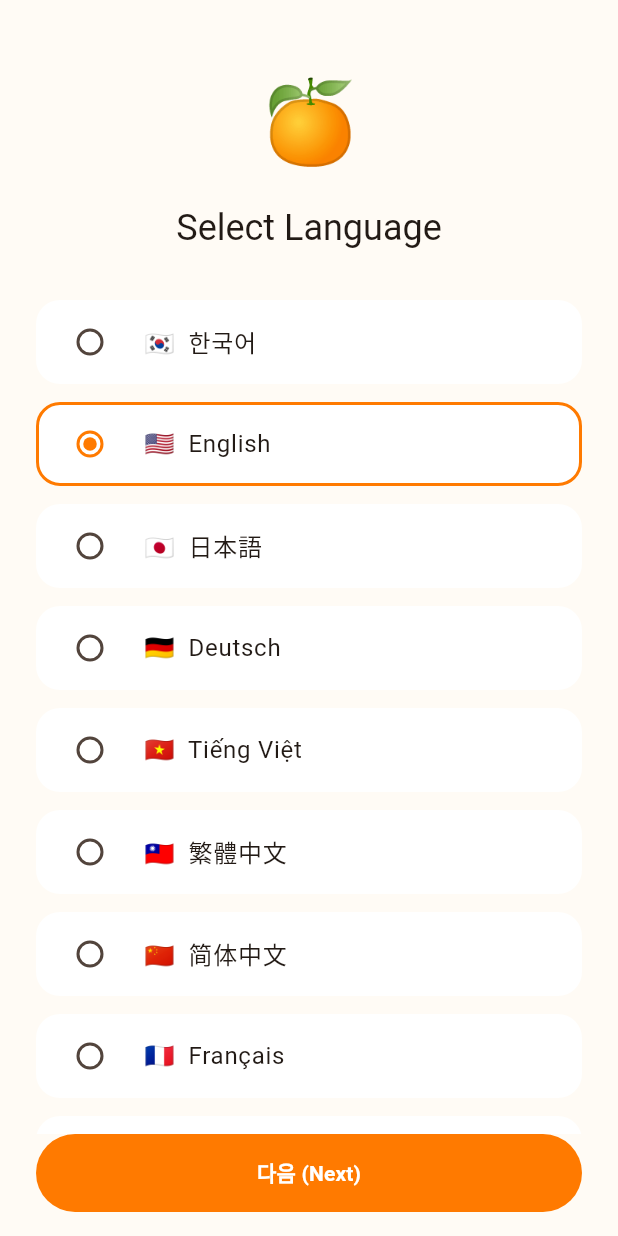
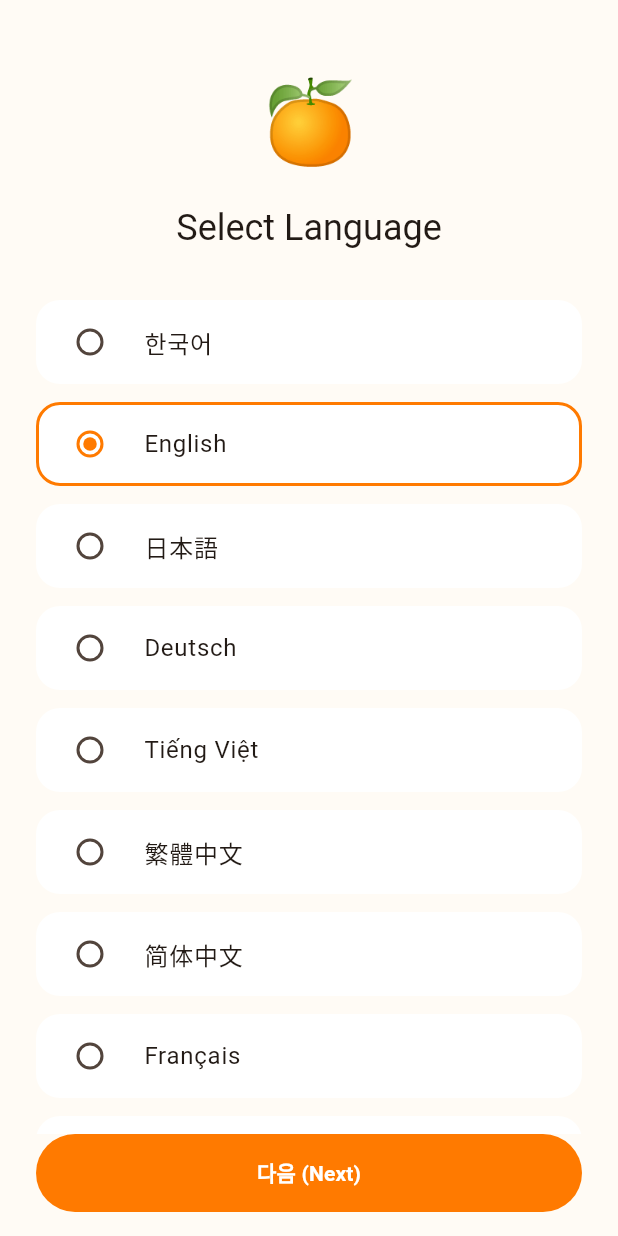
Before and after one commit to duck-ach/juice, a Flutter app: the LanguageSelectScreen screen opened directly, on a phone screen of 412 x 824 dp. Run offline on Flutter 3.47's test engine with Material 3 defaults, Android fonts, the phone set to English and light mode, and no system bars; our stand-ins replace csv, device_info_plus, file_picker, fl_chart, flutter_local_notifications, flutter_riverpod and 12 more; missing offline and left inert: flutter_email_sender, home_widget; accounts and stored records are empty; Roboto replaces fonts that are missing (Pretendard).

Commit message:
fix: 언어 선택 목록에서 국기 이모지 전부 제거
번체/간체 중국어만 국기를 빼면(번체=대만, 간체=중국 국기였음) 오히려
형평성 문제로 보일 수 있어(번체/간체 사용자는 "왜 우리만 국기 없냐"고
느낄 수 있음), 9개 언어 전부 국기 없이 언어 이름만 표시하도록 통일.
flag 필드가 더 이상 쓰이지 않아 LanguageOption에서 제거.

Co-Authored-By: Claude Sonnet 5 <noreply@anthropic.com>

```diff
--- a/lib/features/onboarding/language_select_screen.dart
+++ b/lib/features/onboarding/language_select_screen.dart
@@ -75,7 +75,7 @@ class _LanguageSelectScreenState extends ConsumerState<LanguageSelectScreen> {
                         value: option.locale,
                         groupValue: _selected,
                         onChanged: (value) => setState(() => _selected = value!),
-                        title: Text('${option.flag}  ${option.nativeName}'),
+                        title: Text(option.nativeName),
                       ),
                     );
                   },
--- a/lib/features/settings/widgets/language_select_bottom_sheet.dart
+++ b/lib/features/settings/widgets/language_select_bottom_sheet.dart
@@ -39,7 +39,7 @@ class LanguageSelectBottomSheet extends ConsumerWidget {
               RadioListTile<String>(
                 value: option.tag,
                 groupValue: localeTag(current),
-                title: Text('${option.flag}  ${option.nativeName}'),
+                title: Text(option.nativeName),
                 onChanged: (_) {
                   ref.read(localeProvider.notifier).select(option.locale);
                   Navigator.of(context).pop();
--- a/lib/providers/locale_provider.dart
+++ b/lib/providers/locale_provider.dart
@@ -7,13 +7,14 @@ import '../data/local/prefs_service.dart';
 const _localeTagKey = 'localeLanguageCode';
 
 class LanguageOption {
-  const LanguageOption(this.locale, this.flag, this.nativeName);
+  const LanguageOption(this.locale, this.nativeName);
 
   final Locale locale;
-  final String flag;
 
   /// 해당 언어의 고유 명칭(Native Name)만 표시 — 괄호 안 한국어 서브 라벨은 쓰지 않는다
   /// (외국어 환경에서 한국어 텍스트가 섞여 보이는 부자연스러움을 없애기 위함).
+  /// 국기 이모지도 쓰지 않는다 — 번체/간체 중국어처럼 국가 하나로 대표할 수 없는
+  /// 언어가 섞여 있어, 일부만 국기를 빼면 오히려 형평성 문제로 보일 수 있다.
   final String nativeName;
 
   /// 언어/스크립트를 함께 구분하는 고유 키(예: 'zh_Hant', 'ko'). 언어 선택 UI에서
@@ -38,17 +39,17 @@ Locale localeFromTag(String tag) {
 
 /// 언어 선택 화면(온보딩)과 설정 > 언어 설정 바텀시트가 공유하는 옵션 목록.
 const supportedLanguageOptions = [
-  LanguageOption(Locale('ko'), '🇰🇷', '한국어'),
-  LanguageOption(Locale('en'), '🇺🇸', 'English'),
-  LanguageOption(Locale('ja'), '🇯🇵', '日本語'),
-  LanguageOption(Locale('de'), '🇩🇪', 'Deutsch'),
-  LanguageOption(Locale('vi'), '🇻🇳', 'Tiếng Việt'),
-  LanguageOption(Locale.fromSubtags(languageCode: 'zh', scriptCode: 'Hant'),
-      '🇹🇼', '繁體中文'),
-  LanguageOption(Locale.fromSubtags(languageCode: 'zh', scriptCode: 'Hans'),
-      '🇨🇳', '简体中文'),
-  LanguageOption(Locale('fr'), '🇫🇷', 'Français'),
-  LanguageOption(Locale('pt'), '🇧🇷', 'Português'),
+  LanguageOption(Locale('ko'), '한국어'),
+  LanguageOption(Locale('en'), 'English'),
+  LanguageOption(Locale('ja'), '日本語'),
+  LanguageOption(Locale('de'), 'Deutsch'),
+  LanguageOption(Locale('vi'), 'Tiếng Việt'),
+  LanguageOption(
+      Locale.fromSubtags(languageCode: 'zh', scriptCode: 'Hant'), '繁體中文'),
+  LanguageOption(
+      Locale.fromSubtags(languageCode: 'zh', scriptCode: 'Hans'), '简体中文'),
+  LanguageOption(Locale('fr'), 'Français'),
+  LanguageOption(Locale('pt'), 'Português'),
 ];
 
 final _supportedTags = supportedLanguageOptions.map((o) => o.tag).toSet();
```
